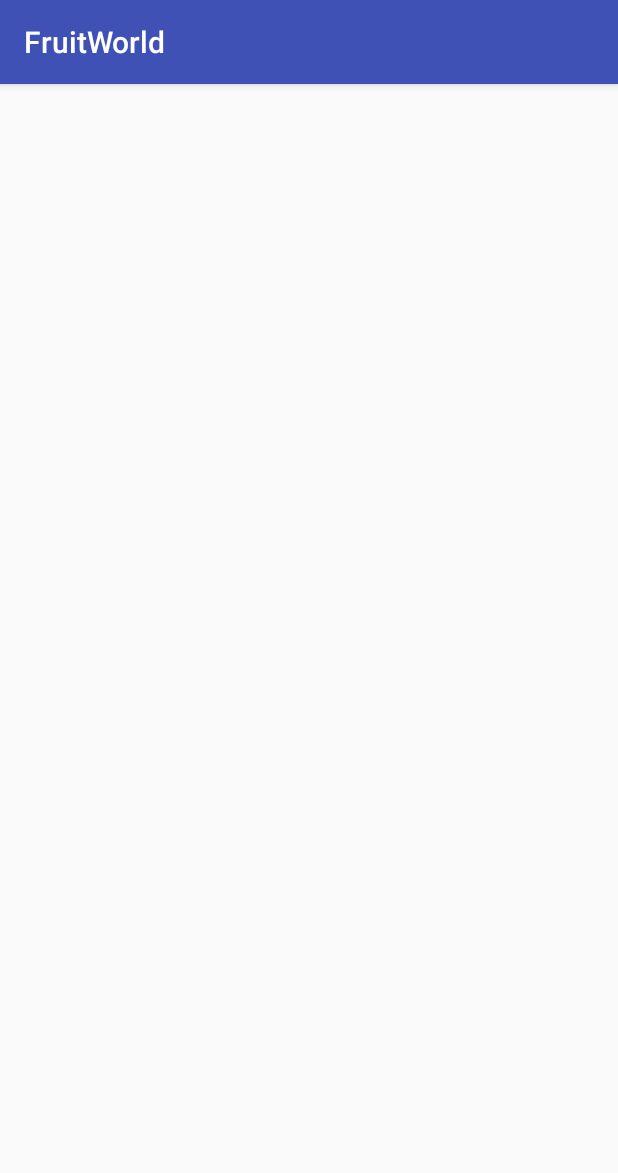
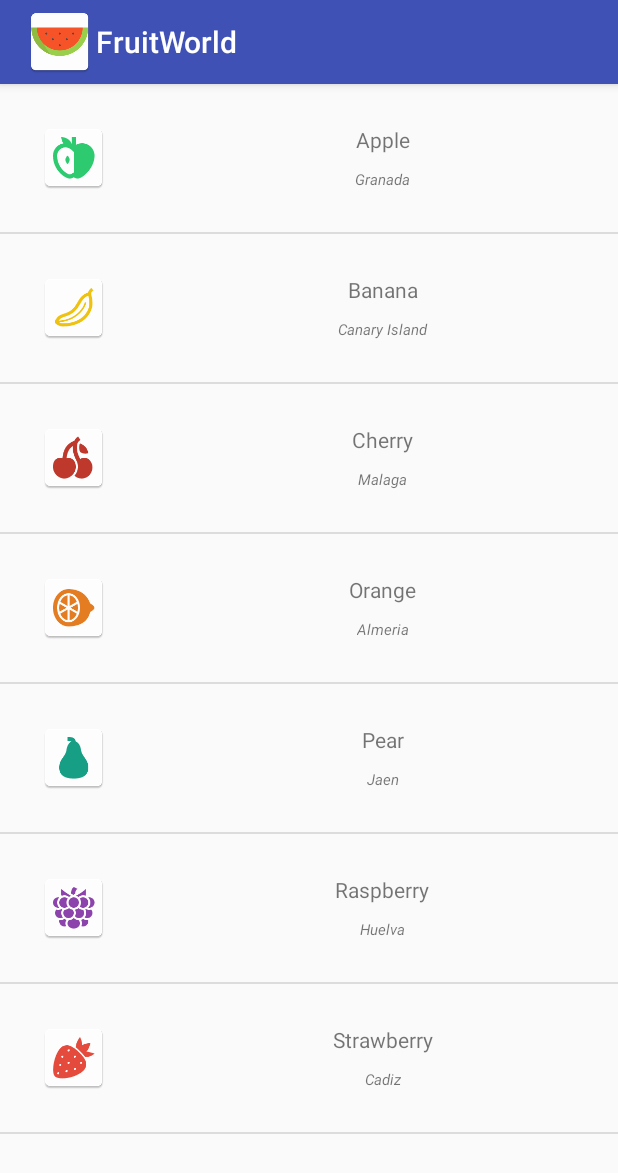
Before and after one commit to juliolopeztorres/android_course_session_02_lab, an Android app: the screen it shows after launch (MainActivity), on a phone screen of 412 x 824 dp. Shown: the top 1173 px of the screen. Run offline under Robolectric (Android 15) with nearby library versions, the phone set to English and light mode, and no system bars.

Commit message:
feat: Update MainActivity's logic in order to implement listView (first try)

```diff
--- a/app/src/main/java/oob/fruitworld/activities/MainActivity.java
+++ b/app/src/main/java/oob/fruitworld/activities/MainActivity.java
@@ -1,15 +1,126 @@
 package oob.fruitworld.activities;
 
+import android.support.v7.app.ActionBar;
 import android.support.v7.app.AppCompatActivity;
 import android.os.Bundle;
+import android.widget.ListView;
+
+import java.util.ArrayList;
 
 import oob.fruitworld.R;
+import oob.fruitworld.adapters.FruitAdapter;
+import oob.fruitworld.models.Fruit;
 
 public class MainActivity extends AppCompatActivity {
+
+    private ListView listView;
+    private ArrayList<Fruit> fruits;
 
     @Override
     protected void onCreate(Bundle savedInstanceState) {
         super.onCreate(savedInstanceState);
         setContentView(R.layout.activity_main);
+
+        this.init();
+    }
+
+    private void init() {
+        this.showIconInActionBard();
+
+        this.setVariables();
+        this.initArrayFruits();
+
+        FruitAdapter fruitAdapter = new FruitAdapter(this, R.layout.list_item, this.getFruits());
+        this.getListView().setAdapter(fruitAdapter);
+    }
+
+    private void showIconInActionBard() {
+        ActionBar actionBar = getSupportActionBar();
+
+        actionBar.setIcon(R.mipmap.ic_launcher);
+        actionBar.setDisplayUseLogoEnabled(true);
+        actionBar.setDisplayShowHomeEnabled(true);
+    }
+
+    private void setVariables() {
+        this.setListView((ListView) findViewById(R.id.listView));
+        this.setFruits(new ArrayList<Fruit>(7));
+    }
+
+    private void initArrayFruits() {
+        ArrayList<Fruit> arrayFruit = new ArrayList<>(7);
+
+        Fruit fruit = new Fruit(
+                getString(R.string.fruit_apple_name),
+                getString(R.string.fruit_apple_origin),
+                R.mipmap.ic_apple);
+        arrayFruit.add(fruit);
+
+        fruit = new Fruit(
+                getString(R.string.fruit_banana_name),
+                getString(R.string.fruit_banana_origin),
+                R.mipmap.ic_banana);
+        arrayFruit.add(fruit);
+
+        fruit = new Fruit(
+                getString(R.string.fruit_cherry_name),
+                getString(R.string.fruit_cherry_origin),
+                R.mipmap.ic_cherry);
+        arrayFruit.add(fruit);
+
+        fruit = new Fruit(
+                getString(R.string.fruit_orange_name),
+                getString(R.string.fruit_orange_origin),
+                R.mipmap.ic_orange);
+        arrayFruit.add(fruit);
+
+        fruit = new Fruit(
+                getString(R.string.fruit_pear_name),
+                getString(R.string.fruit_pear_origin),
+                R.mipmap.ic_pear);
+        arrayFruit.add(fruit);
+
+        fruit = new Fruit(
+                getString(R.string.fruit_raspberry_name),
+                getString(R.string.fruit_raspberry_origin),
+                R.mipmap.ic_raspberry);
+        arrayFruit.add(fruit);
+
+        fruit = new Fruit(
+                getString(R.string.fruit_strawberry_name),
+                getString(R.string.fruit_strawberry_origin),
+                R.mipmap.ic_strawberry);
+        arrayFruit.add(fruit);
+
+        this.addArrayFruitInArray(arrayFruit);
+    }
+
+    private void addArrayFruitInArray(ArrayList<Fruit> arrayFruits) {
+        for(Fruit fruit : arrayFruits) {
+            this.addFruitInArray(fruit);
+        }
+    }
+
+    private void addFruitInArray(Fruit fruit) {
+        this.getFruits().add(fruit);
+    }
+
+    // ------------------ Getter & Setters ------------------
+
+
+    public ListView getListView() {
+        return listView;
+    }
+
+    public void setListView(ListView listView) {
+        this.listView = listView;
+    }
+
+    public ArrayList<Fruit> getFruits() {
+        return fruits;
+    }
+
+    public void setFruits(ArrayList<Fruit> fruits) {
+        this.fruits = fruits;
     }
 }
```
